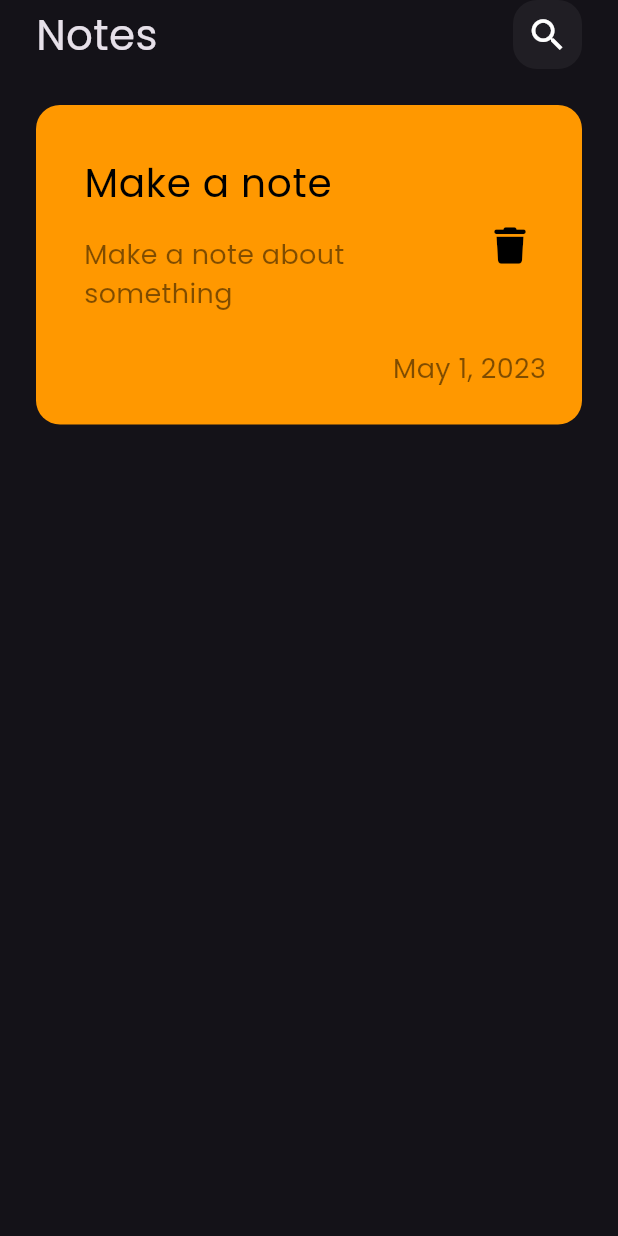
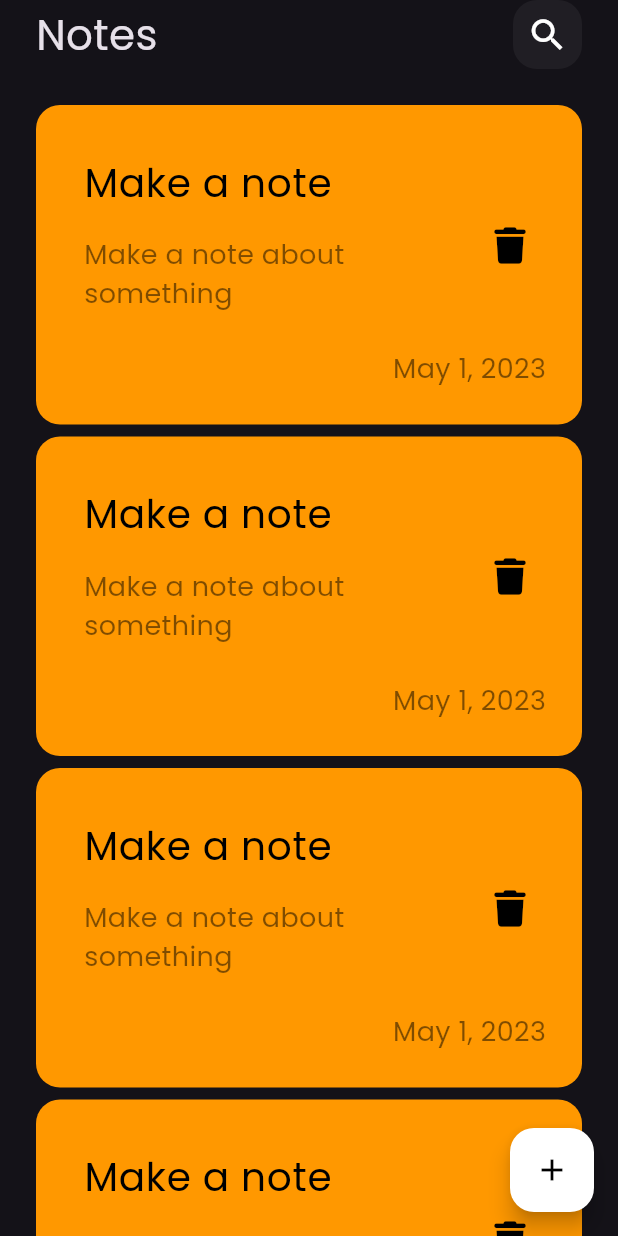
Before and after one commit to ahmedhussien12/notes_app, a Flutter app: the screen it shows after launch, on a phone screen of 412 x 824 dp. Run offline on Flutter 3.47's test engine with Material 3 defaults, Android fonts, the phone set to English and light mode, and no system bars; our stand-ins replace font_awesome_flutter.

Commit message:
create notes list view and floating action button and refactor the widgets

```diff
--- a/lib/main.dart
+++ b/lib/main.dart
@@ -1,6 +1,6 @@
 import 'package:flutter/material.dart';
 
-import 'views/home_view.dart';
+import 'views/notes_view.dart';
 
 void main() {
   runApp(const NotesApp());
@@ -21,9 +21,9 @@ class NotesApp extends StatelessWidget {
         fontFamily: 'Poppins',
       ),
       routes: {
-        HomeView.id: (context) => const HomeView(),
+        NotesView.id: (context) => const NotesView(),
       },
-      initialRoute: HomeView.id,
+      initialRoute: NotesView.id,
     );
   }
 }
--- a/lib/views/home_view.dart
+++ /dev/null
@@ -1,28 +0,0 @@
-import 'package:flutter/material.dart';
-
-import '../widgets/custom_app_bar.dart';
-import '../widgets/item_note.dart';
-
-class HomeView extends StatelessWidget {
-  const HomeView({super.key});
-
-  static String id = 'HomeView';
-
-  @override
-  Widget build(BuildContext context) {
-    return const Scaffold(
-      body: SafeArea(
-        child: Padding(
-          padding: EdgeInsets.symmetric(horizontal: 24),
-          child: Column(
-            children: [
-              CustomAppBar(),
-              SizedBox(height: 24),
-              ItemNote(),
-            ],
-          ),
-        ),
-      ),
-    );
-  }
-}
--- /dev/null
+++ b/lib/views/notes_view.dart
@@ -0,0 +1,21 @@
+import 'package:flutter/material.dart';
+
+import '../widgets/notes_view_body.dart';
+
+class NotesView extends StatelessWidget {
+  const NotesView({super.key});
+
+  static String id = 'NotesView';
+
+  @override
+  Widget build(BuildContext context) {
+    return Scaffold(
+      floatingActionButton: FloatingActionButton(
+        backgroundColor: Colors.white,
+        onPressed: () {},
+        child: Icon(Icons.add, color: Colors.black),
+      ),
+      body: const NotesViewBody(),
+    );
+  }
+}
--- a/lib/widgets/custom_app_bar.dart
+++ b/lib/widgets/custom_app_bar.dart
@@ -9,7 +9,10 @@ class CustomAppBar extends StatelessWidget {
   Widget build(BuildContext context) {
     return const Row(
       children: [
-        Text('Notes',style: TextStyle(fontSize: 28),),
+        Text(
+          'Notes',
+          style: TextStyle(fontSize: 28),
+        ),
         Spacer(),
         CustomSearch(),
       ],
--- a/lib/widgets/item_note.dart
+++ b/lib/widgets/item_note.dart
@@ -25,7 +25,7 @@ class ItemNote extends StatelessWidget {
               style: TextStyle(color: Colors.black, fontSize: 26),
             ),
             subtitle: Padding(
-              padding: const EdgeInsets.only(top: 16,bottom: 16),
+              padding: const EdgeInsets.only(top: 16, bottom: 16),
               child: Text(
                 'Make a note about something',
                 style: TextStyle(
--- /dev/null
+++ b/lib/widgets/notes_list_view.dart
@@ -0,0 +1,18 @@
+import 'package:flutter/material.dart';
+
+import 'item_note.dart';
+
+class NotesListView extends StatelessWidget {
+  const NotesListView({super.key});
+
+  @override
+  Widget build(BuildContext context) {
+    return ListView.builder(
+      itemCount: 10,
+      itemBuilder: (context, index) => Padding(
+        padding: const EdgeInsets.only(bottom: 8),
+        child: ItemNote(),
+      ),
+    );
+  }
+}
--- /dev/null
+++ b/lib/widgets/notes_view_body.dart
@@ -0,0 +1,26 @@
+import 'package:flutter/material.dart';
+
+import 'custom_app_bar.dart';
+import 'notes_list_view.dart';
+
+class NotesViewBody extends StatelessWidget {
+  const NotesViewBody({super.key});
+
+  @override
+  Widget build(BuildContext context) {
+    return const SafeArea(
+      child: Padding(
+        padding: EdgeInsets.symmetric(horizontal: 24),
+        child: Column(
+          children: [
+            CustomAppBar(),
+            SizedBox(height: 24),
+            Expanded(
+              child: NotesListView(),
+            ),
+          ],
+        ),
+      ),
+    );
+  }
+}
```
